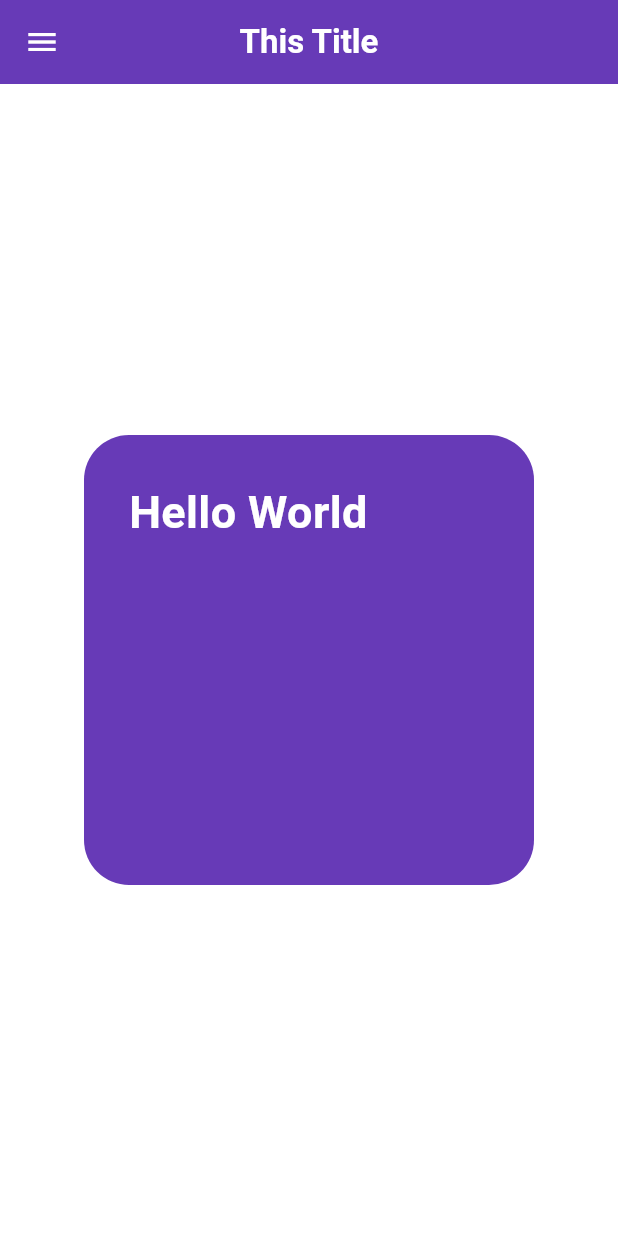
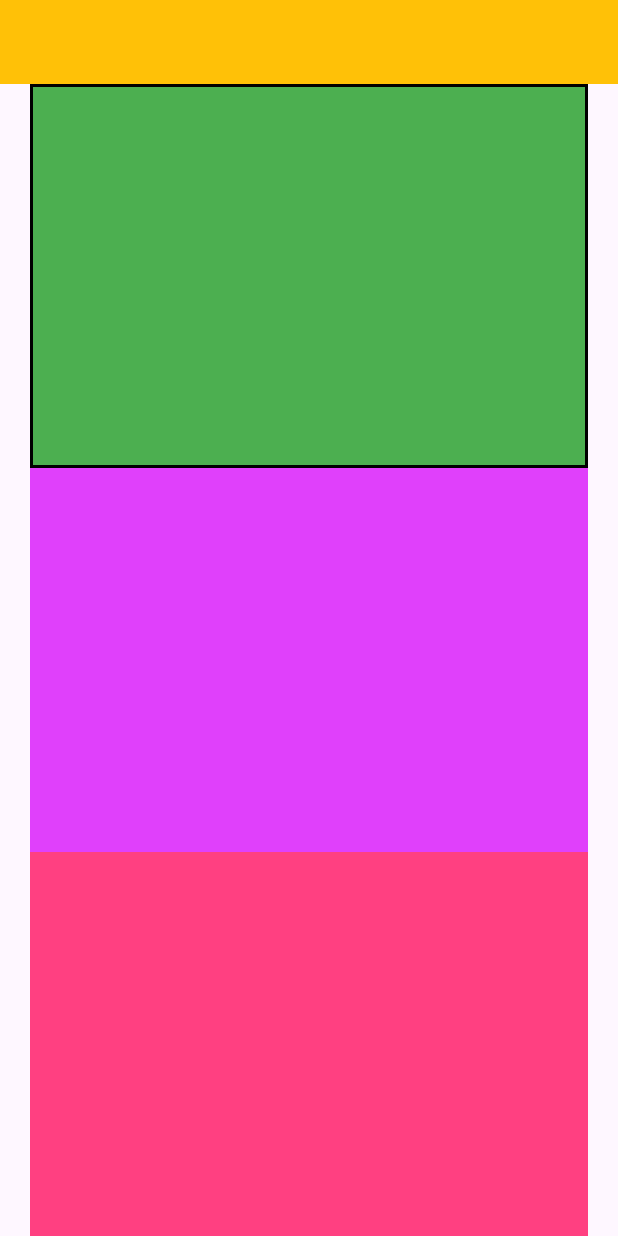
Before and after one commit to shreyas5522/flutter_app, a Flutter app: the screen it shows after launch, on a phone screen of 412 x 824 dp. Run offline on Flutter 3.47's test engine with Material 3 defaults, Android fonts, the phone set to English and light mode, and no system bars.

Commit message:
Coloumns with expanded

```diff
--- a/lib/main.dart
+++ b/lib/main.dart
@@ -14,45 +14,43 @@ class MyApp extends StatelessWidget {
     return MaterialApp(
       debugShowCheckedModeBanner: false,
       home: Scaffold(
-          backgroundColor: Colors.white,
         appBar: AppBar(
-            backgroundColor: Colors.deepPurple,
-            title: const Text(
-              "This Title",
-              style: TextStyle(
-                fontWeight: FontWeight.bold,
-                color: Colors.white,
+          backgroundColor: Colors.amber,
+        ),
+        body: Padding(
+          padding: EdgeInsets.symmetric(horizontal: 20.0),
+          child: Column(
+            //mainAxisAlignment: MainAxisAlignment.spaceEvenly,
+            crossAxisAlignment: CrossAxisAlignment.center,
+
+            children: [
+              Expanded(
+                child: Container(
+                  decoration: BoxDecoration(
+                    color: Colors.green,
+                    border: Border.all(
+                      color: Colors.black,
+                      width: 2.0,
                     ),
                   ),
-            centerTitle: true,
-            leading: const Icon(
-              Icons.menu,
-              weight: 700,
-              color: Colors.white,
                 ),
               ),
-          body: Center(
+              //2nd box
+              Expanded(
                 child: Container(
-              height: 300,
-              width: 300,
-              decoration: BoxDecoration(
-                  color: Colors.deepPurple,
-                  borderRadius: BorderRadius.circular(30)),
-              padding: const EdgeInsets.all(30),
-              child: const Text(
-                "Hello World",
-                style: TextStyle(
-                    color: Colors.white,
-                    fontSize: 30,
-                    fontWeight: FontWeight.bold),
-              ),
-              // child: const Icon(
-              //   Icons.favorite,
-              //   color: Colors.white,
-              //   size: 40,
-              // ),
+                  color: Colors.purpleAccent,
                 ),
               ),
-        ));
+              //3rd box
+              Expanded(
+                child: Container(
+                  color: Colors.pinkAccent,
+                ),
+              ),
+            ],
+          ),
+        ),
+      ),
+    );
   }
 }
```
Lines whose indentation alone changed are shown as unchanged.
